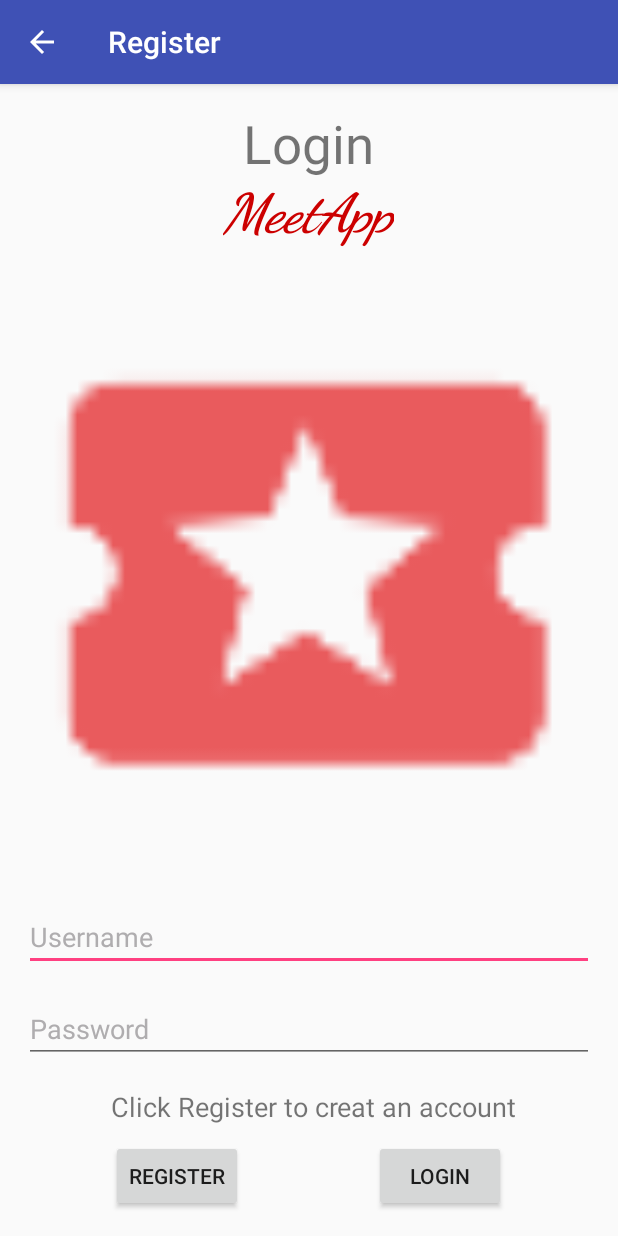
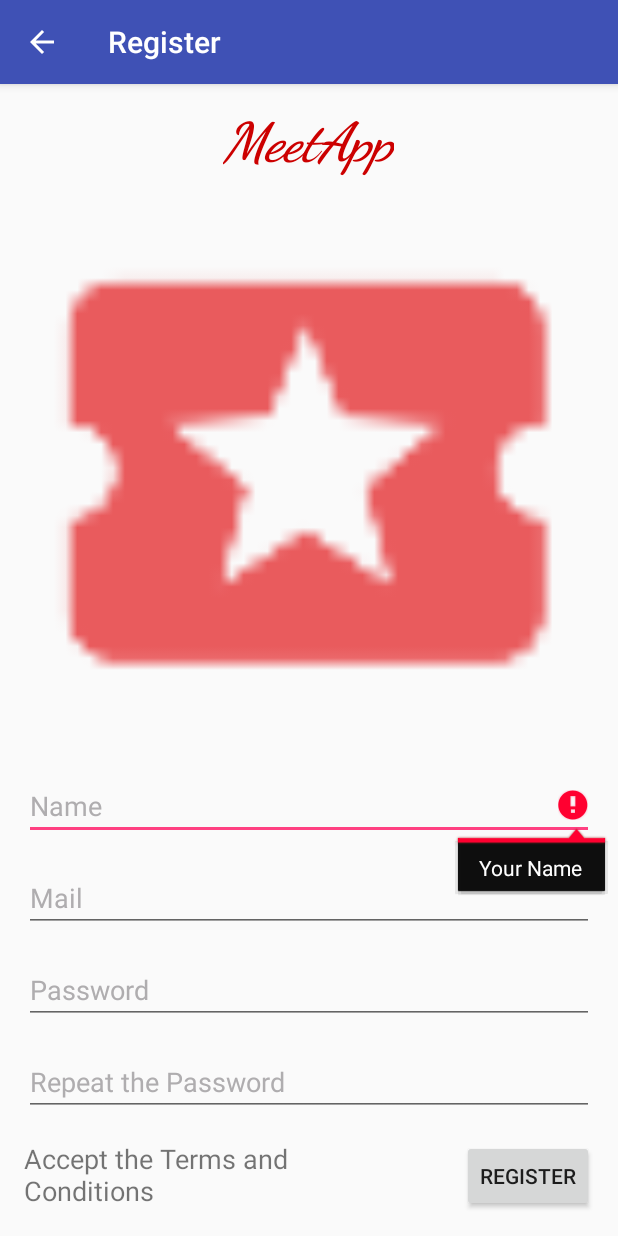
Before and after one commit to dturant/MeetApp, an Android app: the Register screen opened directly, with no data from a screen before it, after a tap on "REGISTER", on a phone screen of 412 x 824 dp. Run offline under Robolectric (Android 15) with nearby library versions, the phone set to English and light mode, and no system bars.

Commit message:
Register view and some login fix

```diff
--- a/app/src/main/java/com/example/dagna/meetapp/Login.java
+++ b/app/src/main/java/com/example/dagna/meetapp/Login.java
@@ -13,6 +13,8 @@ public class Login extends AppCompatActivity {
     protected void onCreate(Bundle savedInstanceState) {
         super.onCreate(savedInstanceState);
         setContentView(R.layout.activity_login);
+        EditText username = (EditText) findViewById(R.id.editText1);
+        username.setText("admin");
     }
 
     public void login(View view) {
@@ -47,8 +49,6 @@ public class Login extends AppCompatActivity {
     }
 
     public void register(View view) {
-        Toast.makeText(getApplicationContext(),
-                "Redirecting...",Toast.LENGTH_SHORT).show();
         Intent intent = new Intent(this, Register.class);
         startActivity(intent);
     }
--- a/app/src/main/java/com/example/dagna/meetapp/Register.java
+++ b/app/src/main/java/com/example/dagna/meetapp/Register.java
@@ -6,6 +6,7 @@ import android.support.design.widget.FloatingActionButton;
 import android.support.design.widget.Snackbar;
 import android.support.v7.app.AppCompatActivity;
 import android.support.v7.widget.Toolbar;
+import android.text.TextUtils;
 import android.view.View;
 import android.widget.EditText;
 import android.widget.TextView;
@@ -23,34 +24,32 @@ public class Register extends AppCompatActivity {
     }
 
     public void register(View view) {
-        EditText password = (EditText) findViewById(R.id.editText2);
-        EditText username = (EditText) findViewById(R.id.editText1);
-        TextView register = (TextView)findViewById(R.id.textView3);
+        EditText nome = (EditText) findViewById(R.id.editText1);
+        EditText email = (EditText) findViewById(R.id.editText2);
+        EditText password = (EditText) findViewById(R.id.editText3);
+        EditText password2 = (EditText) findViewById(R.id.editText4);
 
-        if (username.getText().toString().equals("admin")
-                && password.getText().toString().equals("admin")) {
-            Toast.makeText(getApplicationContext(),
-                    "Redirecting...",Toast.LENGTH_SHORT).show();
+        String strNome = nome.getText().toString();
+        String strEmail = email.getText().toString();
+        String strPw = password.getText().toString();
+        String strPw2 = password2.getText().toString();
+
+
+        if(TextUtils.isEmpty(strNome)) {
+            nome.setError("Your Name");
+            return;
+        } else if (TextUtils.isEmpty(strEmail)) {
+            email.setError("Your Email");
+            return;
+        } else if (TextUtils.isEmpty(strPw)) {
+            password.setError("Your Password");
+            return;
+        } else if (TextUtils.isEmpty(strPw2)) {
+            password2.setError("Your Passwords need to match");
+            return;
+        } else {
             Intent intent = new Intent(this, MainActivity.class);
             startActivity(intent);
-        } else {
-            if (username.getText().toString().trim().length() <= 0 && password.getText().toString().trim().length() <= 0) {
-
-                Toast.makeText(getApplicationContext(), "Wrong Credentials",
-                        Toast.LENGTH_SHORT).show();
-                register.setVisibility(View.VISIBLE);
-            }
-            else if (password.getText().toString().trim().length() <= 0) {
-                Toast.makeText(getApplicationContext(), "You didn't enter a Password",
-                        Toast.LENGTH_SHORT).show();
-            } else if (username.getText().toString().trim().length() <= 0){
-                Toast.makeText(getApplicationContext(), "You didn't enter a Username",
-                        Toast.LENGTH_SHORT).show();
-            } else {
-                Toast.makeText(getApplicationContext(), "Wrong Username or Password",
-                        Toast.LENGTH_SHORT).show();
-            }
         }
     }
-
 }
--- a/app/src/main/res/layout/content_register.xml
+++ b/app/src/main/res/layout/content_register.xml
@@ -7,23 +7,14 @@ android:layout_height = "match_parent"
 android:paddingLeft= "@dimen/activity_horizontal_margin"
 android:paddingRight = "@dimen/activity_horizontal_margin"
 android:paddingTop = "@dimen/activity_vertical_margin"
-android:paddingBottom = "@dimen/activity_vertical_margin"
-    app:layout_behavior="@string/appbar_scrolling_view_behavior"
+android:paddingBottom = "@dimen/activity_vertical_margin" app:layout_behavior="@string/appbar_scrolling_view_behavior"
 tools:context="com.example.dagna.meetapp.Register"
 tools:showIn="@layout/activity_register">
 
-<TextView android:text = "@string/Login" android:layout_width="wrap_content"
-    android:layout_height = "wrap_content"
-    android:id = "@+id/textview"
-    android:textSize = "35dp"
-    android:layout_alignParentTop = "true"
-    android:layout_centerHorizontal = "true" />
-
-<TextView
+    <TextView
     android:id="@+id/textView"
     android:layout_width="wrap_content"
     android:layout_height="wrap_content"
-    android:layout_below="@+id/textview"
     android:layout_centerHorizontal="true"
     android:fontFamily="cursive"
     android:text="MeetApp"
@@ -42,7 +33,7 @@ tools:showIn="@layout/activity_register">
     android:layout_alignParentStart="true"
     android:layout_marginBottom="16dp"
     android:focusable="true"
-    android:hint="@string/Username"
+    android:hint="@string/Nome"
     android:textColorHighlight="@color/common_google_signin_btn_text_dark_focused"
     android:textColorHint="#afadaf"
     android:textColorLink="@android:color/black" />
@@ -51,39 +42,62 @@ tools:showIn="@layout/activity_register">
     android:id="@+id/editText2"
     android:layout_width="wrap_content"
     android:layout_height="wrap_content"
-    android:layout_above="@+id/button"
+    android:layout_above="@+id/editText3"
     android:layout_alignParentEnd="true"
     android:layout_alignParentLeft="true"
     android:layout_alignParentRight="true"
     android:layout_alignParentStart="true"
-    android:layout_marginBottom="51dp"
+    android:layout_marginBottom="16dp"
+    android:ems="10"
+    android:hint="@string/Mail"
+    android:inputType="textEmailAddress"
+    android:textColorHint="#afadaf"
+    android:textColorLink="@android:color/black" />
+
+<EditText
+    android:id="@+id/editText3"
+    android:layout_width="wrap_content"
+    android:layout_height="wrap_content"
+    android:layout_above="@+id/editText4"
+    android:layout_alignParentEnd="true"
+    android:layout_alignParentLeft="true"
+    android:layout_alignParentRight="true"
+    android:layout_alignParentStart="true"
+    android:layout_marginBottom="16dp"
     android:ems="10"
     android:hint="@string/Password"
     android:inputType="textPassword"
     android:textColorHint="#afadaf"
     android:textColorLink="@android:color/black" />
 
-<TextView
-    android:id="@+id/textView3"
+<EditText
+    android:id="@+id/editText4"
     android:layout_width="wrap_content"
     android:layout_height="wrap_content"
-    android:layout_marginBottom="10dp"
-    android:text="Click Register to creat an account"
-    android:textSize="18sp"
-    android:layout_above="@+id/button"
-    android:layout_alignLeft="@+id/button2"
-    android:layout_alignStart="@+id/button2" />
+    android:layout_above="@+id/button2"
+    android:layout_alignParentEnd="true"
+    android:layout_alignParentLeft="true"
+    android:layout_alignParentRight="true"
+    android:layout_alignParentStart="true"
+    android:layout_marginBottom="16dp"
+    android:ems="10"
+    android:hint="@string/Password2"
+    android:inputType="textPassword"
+    android:textColorHint="#afadaf"
+    android:textColorLink="@android:color/black" />
 
-<Button
-    android:layout_width="wrap_content"
-    android:layout_height="wrap_content"
-    android:text="@string/Login"
-    android:id="@+id/button"
-    android:onClick="login"
-    android:layout_alignParentBottom="true"
-    android:layout_toRightOf="@+id/textview"
-    android:layout_toEndOf="@+id/textview"
-    />
+    <TextView
+        android:id="@+id/textView3"
+        android:layout_width="wrap_content"
+        android:layout_height="wrap_content"
+        android:text="Accept the Terms and Conditions"
+        android:textSize="18sp"
+        android:layout_alignTop="@+id/button2"
+        android:layout_alignParentLeft="true"
+        android:layout_alignParentStart="true"
+        android:layout_alignParentBottom="true"
+        android:layout_alignRight="@+id/textView"
+        android:layout_alignEnd="@+id/textView" />
 
 <Button
     android:layout_width="wrap_content"
@@ -92,8 +106,8 @@ tools:showIn="@layout/activity_register">
     android:id="@+id/button2"
     android:onClick="register"
     android:layout_alignParentBottom="true"
-    android:layout_toLeftOf="@+id/textview"
-    android:layout_toStartOf="@+id/textview"/>
+    android:layout_alignParentRight="true"
+    android:layout_alignParentEnd="true" />
 
 <ImageView
     android:id="@+id/imageView2"
--- a/app/src/main/res/values/strings.xml
+++ b/app/src/main/res/values/strings.xml
@@ -17,7 +17,10 @@
     <string name="title_activity_event_create">Create Event</string>
 
     <string name="Username">Username</string>
+    <string name="Nome">Name</string>
     <string name="Password">Password</string>
     <string name="Login">Login</string>
     <string name="Register">Register</string>
+    <string name="Mail">Mail</string>
+    <string name="Password2">Repeat the Password</string>
 </resources>
```
Also changed, not shown: app/src/main/res/layout/activity_login.xml (+6 -17 lines).
